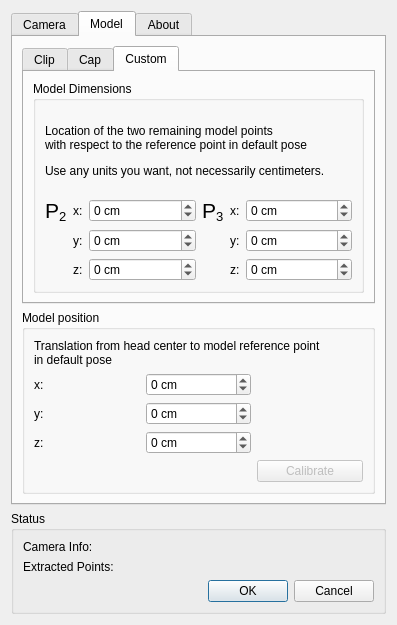
Above: ftnoir_tracker_pt/FTNoIR_PT_Controls.ui from opentrack/opentrack before the change. Below: the same form after it.
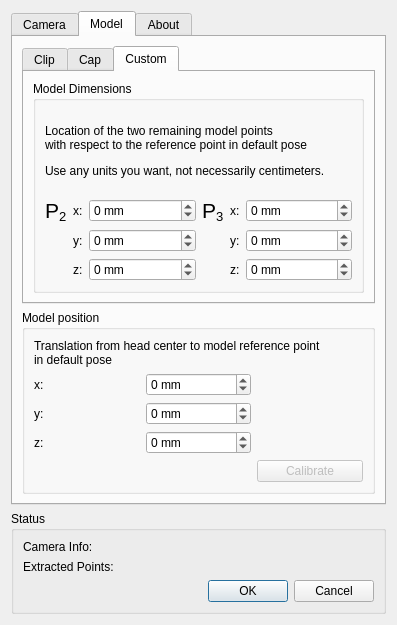
That is the form after the change. The open tabs and pages were chosen to show the change. Icons and pictures are not drawn.

Commit message:
pt: millimeters as unit not centimeters
This text is purely decorational, any units can be used consistently.

The edit to the form file:
```diff
--- a/ftnoir_tracker_pt/FTNoIR_PT_Controls.ui
+++ b/ftnoir_tracker_pt/FTNoIR_PT_Controls.ui
@@ -10,7 +10,7 @@
     <x>0</x>
     <y>0</y>
     <width>397</width>
-    <height>586</height>
+    <height>588</height>
    </rect>
   </property>
   <property name="sizePolicy">
@@ -772,7 +772,7 @@
               <item row="2" column="5">
                <widget class="QSpinBox" name="m2y_spin">
                 <property name="suffix">
-                 <string> cm</string>
+                 <string> mm</string>
                 </property>
                 <property name="minimum">
                  <number>-65535</number>
@@ -798,7 +798,7 @@
               <item row="1" column="2">
                <widget class="QSpinBox" name="m1x_spin">
                 <property name="suffix">
-                 <string> cm</string>
+                 <string> mm</string>
                 </property>
                 <property name="minimum">
                  <number>-65535</number>
@@ -811,7 +811,7 @@
               <item row="2" column="2">
                <widget class="QSpinBox" name="m1y_spin">
                 <property name="suffix">
-                 <string> cm</string>
+                 <string> mm</string>
                 </property>
                 <property name="minimum">
                  <number>-65535</number>
@@ -824,7 +824,7 @@
               <item row="3" column="5">
                <widget class="QSpinBox" name="m2z_spin">
                 <property name="suffix">
-                 <string> cm</string>
+                 <string> mm</string>
                 </property>
                 <property name="minimum">
                  <number>-65535</number>
@@ -837,7 +837,7 @@
               <item row="1" column="5">
                <widget class="QSpinBox" name="m2x_spin">
                 <property name="suffix">
-                 <string> cm</string>
+                 <string> mm</string>
                 </property>
                 <property name="minimum">
                  <number>-65535</number>
@@ -863,7 +863,7 @@
               <item row="3" column="2">
                <widget class="QSpinBox" name="m1z_spin">
                 <property name="suffix">
-                 <string> cm</string>
+                 <string> mm</string>
                 </property>
                 <property name="minimum">
                  <number>-65535</number>
@@ -973,7 +973,7 @@
           <item row="3" column="1">
            <widget class="QSpinBox" name="tz_spin">
             <property name="suffix">
-             <string> cm</string>
+             <string> mm</string>
             </property>
             <property name="minimum">
              <number>-65535</number>
@@ -986,7 +986,7 @@
           <item row="1" column="1">
            <widget class="QSpinBox" name="tx_spin">
             <property name="suffix">
-             <string> cm</string>
+             <string> mm</string>
             </property>
             <property name="minimum">
              <number>-65535</number>
@@ -1027,7 +1027,7 @@
           <item row="2" column="1">
            <widget class="QSpinBox" name="ty_spin">
             <property name="suffix">
-             <string> cm</string>
+             <string> mm</string>
             </property>
             <property name="minimum">
              <number>-65535</number>
```
Left out of the diff: 16 changed lines with no effect on the pictures.
